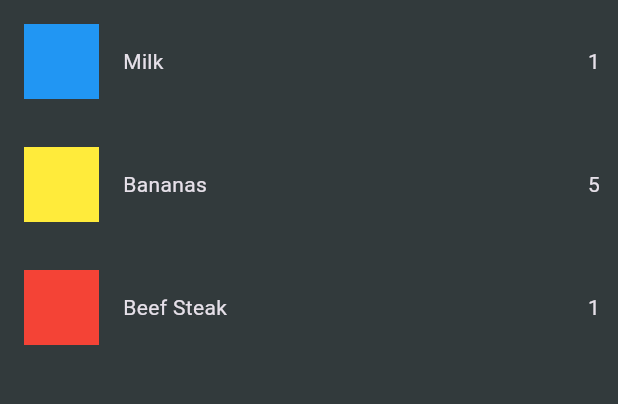
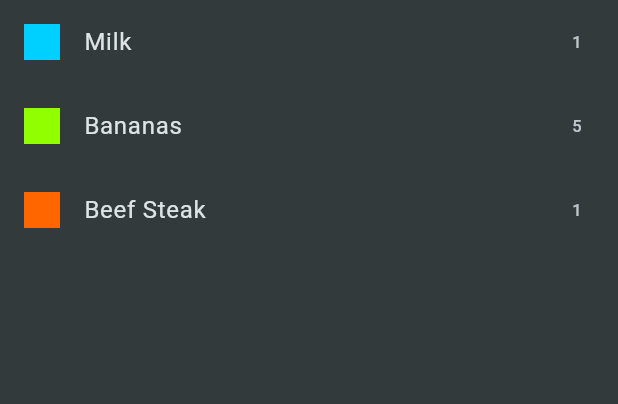
Before and after one commit to JoshuaScherer1996/shopping_list_app, a Flutter app: the screen it shows after launch, on a phone screen of 412 x 824 dp, the part 84-488 px from its top. Run offline on Flutter 3.47's test engine with Material 3 defaults, Android fonts, the phone set to English and light mode, and no system bars.

Commit message:
official solution.

```diff
--- a/lib/main.dart
+++ b/lib/main.dart
@@ -1,5 +1,5 @@
 import 'package:flutter/material.dart';
-import 'package:shopping_list_app/screens/home_screen.dart';
+import 'package:shopping_list_app/widgets/grocery_list.dart';
 
 void main() {
   runApp(const MyApp());
@@ -20,7 +20,7 @@ class MyApp extends StatelessWidget {
         ),
         scaffoldBackgroundColor: const Color.fromARGB(255, 50, 58, 60),
       ),
-      home: HomeScreen(),
+      home: const GroceryList(),
     );
   }
 }
--- a/lib/screens/home_screen.dart
+++ /dev/null
@@ -1,24 +0,0 @@
-import 'package:flutter/material.dart';
-import 'package:shopping_list_app/widgets/grocery_item.dart';
-
-class HomeScreen extends StatelessWidget {
-  HomeScreen({super.key});
-
-  final _examples = [
-    const GroceryItem(color: Colors.blue, food: 'Milk', number: '1'),
-    const GroceryItem(color: Colors.yellow, food: 'Bananas', number: '5'),
-    const GroceryItem(color: Colors.red, food: 'Beef Steak', number: '1'),
-  ];
-
-  @override
-  Widget build(BuildContext context) {
-    return Scaffold(
-      appBar: AppBar(
-        title: const Text(
-          'Your Groceries',
-        ),
-      ),
-      body: ListView(children: _examples),
-    );
-  }
-}
--- a/lib/widgets/grocery_item.dart
+++ /dev/null
@@ -1,36 +0,0 @@
-// implement Stateless widget
-
-import 'package:flutter/material.dart';
-
-class GroceryItem extends StatelessWidget {
-  const GroceryItem({
-    super.key,
-    required this.color,
-    required this.food,
-    required this.number,
-  });
-
-  final Color color;
-  final String food;
-  final String number;
-
-  @override
-  Widget build(BuildContext context) {
-    return Expanded(
-      child: Row(
-        children: [
-          Container(
-              margin: const EdgeInsets.all(16),
-              width: 50.0, // Width of the square
-              height: 50.0, // Height of the square
-              color: color // Color of the square
-              ),
-          Text(food),
-          const Spacer(),
-          Text(number),
-          const SizedBox(width: 12),
-        ],
-      ),
-    );
-  }
-}
--- /dev/null
+++ b/lib/widgets/grocery_list.dart
@@ -0,0 +1,27 @@
+import 'package:flutter/material.dart';
+import 'package:shopping_list_app/data/dummy_items.dart';
+
+class GroceryList extends StatelessWidget {
+  const GroceryList({super.key});
+
+  @override
+  Widget build(BuildContext context) {
+    return Scaffold(
+      appBar: AppBar(
+        title: const Text('Your Groceries'),
+      ),
+      body: ListView.builder(
+        itemCount: groceryItems.length,
+        itemBuilder: (ctx, index) => ListTile(
+          title: Text(groceryItems[index].name),
+          leading: Container(
+            width: 24,
+            height: 24,
+            color: groceryItems[index].category.color,
+          ),
+          trailing: Text(groceryItems[index].quantity.toString()),
+        ),
+      ),
+    );
+  }
+}
```
